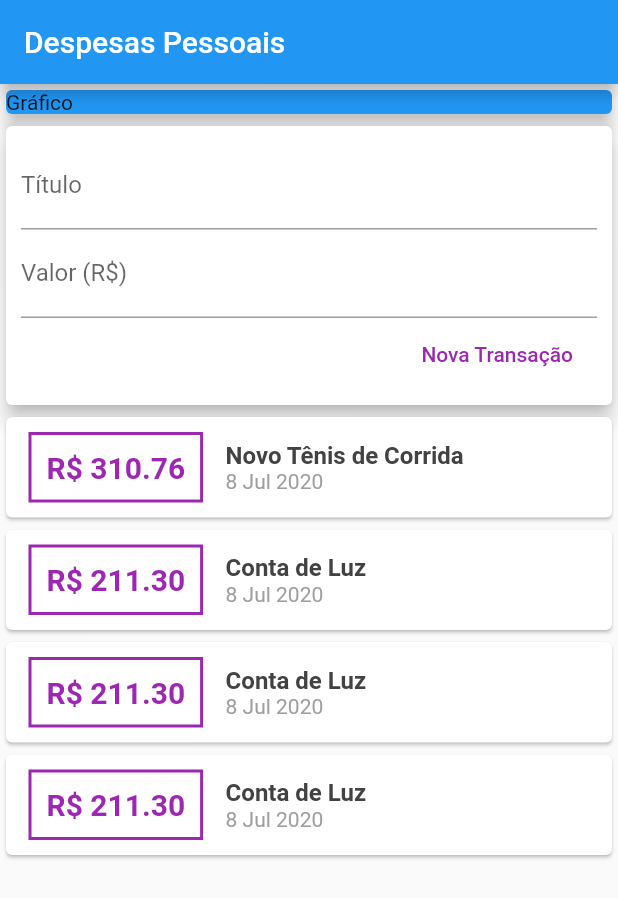
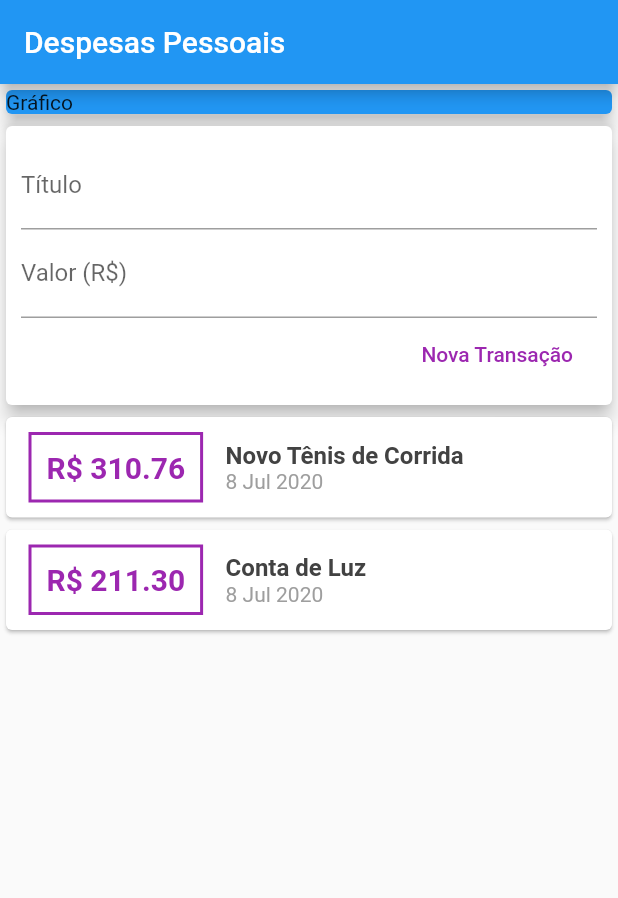
Before and after one commit to diegoluques/Flutter_Expenses, a Flutter app: the screen it shows after launch, after a tap on "Nova Transação", on a phone screen of 412 x 824 dp. Shown: the top 898 px of the screen. Run offline on Flutter 3.47's test engine with Material 2 defaults, Android fonts, the phone set to English and light mode, and no system bars.

Commit message:
Teclado Numérico

```diff
--- a/lib/components/transaction_form.dart
+++ b/lib/components/transaction_form.dart
@@ -7,6 +7,17 @@ class TransactionForm extends StatelessWidget {
   final void Function(String, double) onSubmit;
 
   TransactionForm(this.onSubmit);
+
+  _submitForm() {
+    final title = titleController.text;
+    final value = double.tryParse(valueController.text) ?? 0.0;
+
+    if (title.isEmpty || value <= 0) {
+      return;
+    }
+
+    onSubmit(title, value);
+  }
 
   @override
   Widget build(BuildContext context) {
@@ -18,12 +29,15 @@ class TransactionForm extends StatelessWidget {
           children: <Widget>[
             TextField(
               controller: titleController,
+              onSubmitted: (_) => _submitForm(),
               decoration: InputDecoration(
                 labelText: "Título",
               ),
             ),
             TextField(
               controller: valueController,
+              keyboardType: TextInputType.numberWithOptions(decimal: true),
+              onSubmitted: (_) => _submitForm(),
               decoration: InputDecoration(
                 labelText: "Valor (R\$)",
               ),
@@ -34,11 +48,7 @@ class TransactionForm extends StatelessWidget {
                 FlatButton(
                   child: Text("Nova Transação"),
                   textColor: Colors.purple,
-                  onPressed: () {
-                    final title = titleController.text;
-                    final value = double.tryParse(valueController.text) ?? 0.0;
-                    onSubmit(title, value);
-                  },
+                  onPressed: _submitForm,
                 ),
               ],
             )
--- a/lib/components/transaction_user.dart
+++ b/lib/components/transaction_user.dart
@@ -16,66 +16,6 @@ class _TransactionUserState extends State<TransactionUser> {
       id: "1",
       title: "Novo Tênis de Corrida",
       value: 310.76,
-      date: DateTime.now(),
-    ),
-    Transaction(
-      id: "2",
-      title: "Conta de Luz",
-      value: 211.30,
-      date: DateTime.now(),
-    ),
-    Transaction(
-      id: "2",
-      title: "Conta de Luz",
-      value: 211.30,
-      date: DateTime.now(),
-    ),
-    Transaction(
-      id: "2",
-      title: "Conta de Luz",
-      value: 211.30,
-      date: DateTime.now(),
-    ),
-    Transaction(
-      id: "2",
-      title: "Conta de Luz",
-      value: 211.30,
-      date: DateTime.now(),
-    ),
-    Transaction(
-      id: "2",
-      title: "Conta de Luz",
-      value: 211.30,
-      date: DateTime.now(),
-    ),
-    Transaction(
-      id: "2",
-      title: "Conta de Luz",
-      value: 211.30,
-      date: DateTime.now(),
-    ),
-    Transaction(
-      id: "2",
-      title: "Conta de Luz",
-      value: 211.30,
-      date: DateTime.now(),
-    ),
-    Transaction(
-      id: "2",
-      title: "Conta de Luz",
-      value: 211.30,
-      date: DateTime.now(),
-    ),
-    Transaction(
-      id: "2",
-      title: "Conta de Luz",
-      value: 211.30,
-      date: DateTime.now(),
-    ),
-    Transaction(
-      id: "2",
-      title: "Conta de Luz",
-      value: 211.30,
       date: DateTime.now(),
     ),
     Transaction(
```
